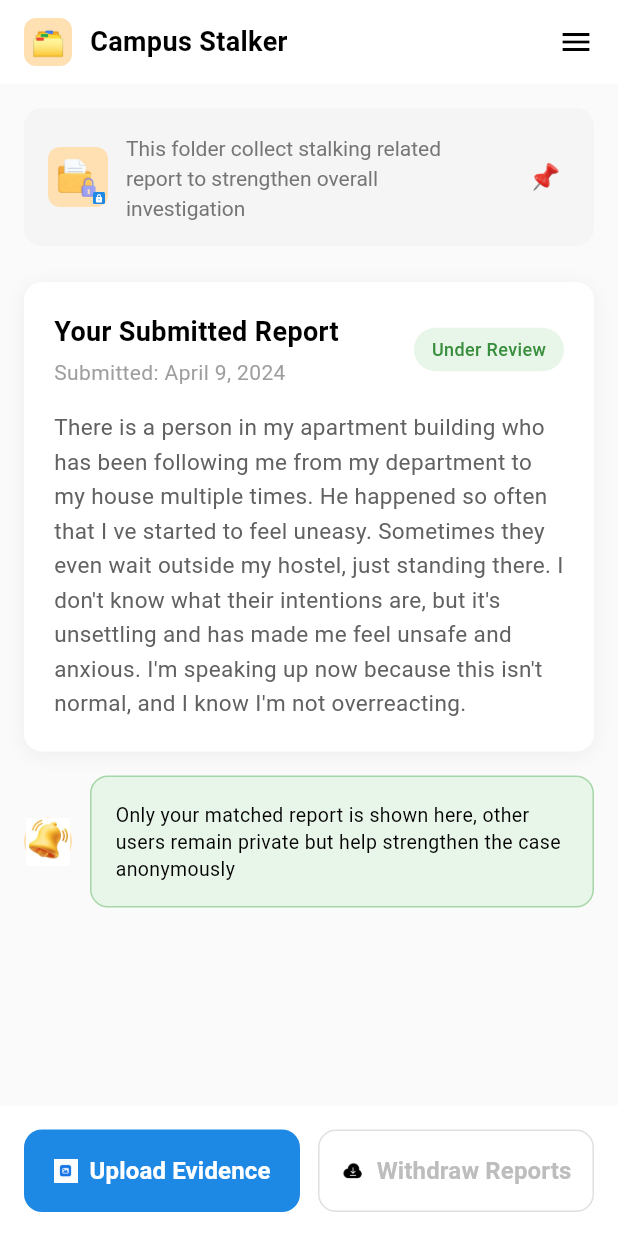
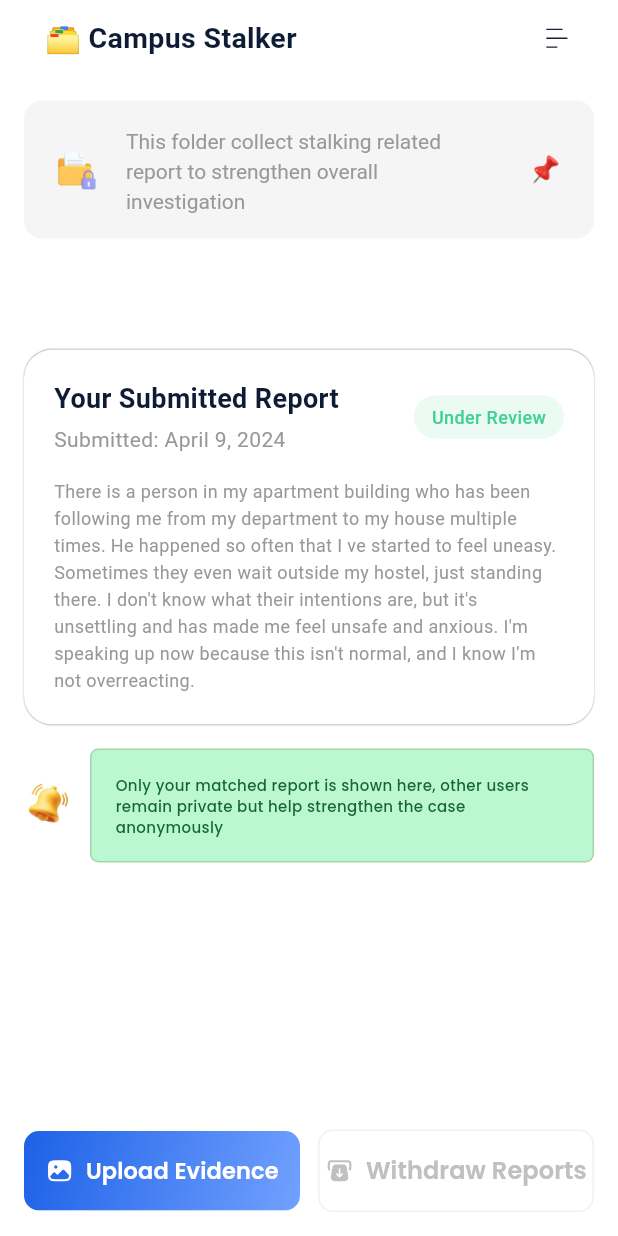
Before and after one commit to Nifemie/campus_stalker, a Flutter app: the screen it shows after launch, on a phone screen of 412 x 824 dp. Run offline on Flutter 3.47's test engine with Material 3 defaults, Android fonts, the light colour scheme and no system bars; our stand-ins replace flutter_svg, google_fonts; Roboto replaces fonts that are missing (RedHatDisplay, Roboto Flex, SF Pro Display).

Commit message:
second commit

```diff
--- a/lib/MyHomePage.dart
+++ b/lib/MyHomePage.dart
@@ -1,61 +1,47 @@
 import 'package:flutter/material.dart';
-import 'package:flutter/services.dart';
 import 'drawer_widget.dart'; // Import the new drawer widget
+import 'package:google_fonts/google_fonts.dart';
+import 'package:flutter_svg/flutter_svg.dart';
 
 class MyHomePage extends StatelessWidget {
   @override
   Widget build(BuildContext context) {
-    return AnnotatedRegion<SystemUiOverlayStyle>(
-      value: SystemUiOverlayStyle.dark,
-      child: Scaffold(
-        backgroundColor: Colors.grey[50],
-        // Use the new DrawerWidget
+    return Scaffold(
+      backgroundColor: Color(0xFFFFFF),
+
       drawer: SidebarScreen(),
       body: SafeArea(
         child: Column(
           children: [
             // Custom App Bar
             Container(
-                padding: EdgeInsets.symmetric(horizontal: 16, vertical: 12),
+              padding: EdgeInsets.symmetric(horizontal: 30, vertical: 12),
               color: Colors.white,
               child: Row(
+                mainAxisAlignment: MainAxisAlignment.spaceBetween,
                 children: [
-                    Container(
-                      width: 32,
-                      height: 32,
-                      decoration: BoxDecoration(
-                        color: Colors.orange[100],
-                        borderRadius: BorderRadius.circular(8),
-                      ),
-                      child: Center(
-                        child: Text(
-                          '🗂️',
+                  // Campus Stalker Title (not inside a small container)
+                  Text(
+                    '🗂️ Campus Stalker',
                     style: TextStyle(
-                            fontSize: 18,
+                      fontSize: 19,
+                      fontFamily: 'RedHatDisplay',
+                      fontWeight: FontWeight.w600,
+                      color: Color(0xFF0D1B34),
                     ),
                   ),
-                      ),
-                    ),
-                    SizedBox(width: 12),
-                    Text(
-                      'Campus Stalker',
-                      style: TextStyle(
-                        fontSize: 18,
-                        fontWeight: FontWeight.w600,
-                        color: Colors.black,
-                      ),
-                    ),
-                    Spacer(),
-                    // Make menu icon clickable to open drawer
+                  // Menu icon (Builder for Scaffold.of(context).openDrawer())
                   Builder(
                     builder: (context) => GestureDetector(
                       onTap: () {
                         Scaffold.of(context).openDrawer();
                       },
-                        child: Icon(
-                          Icons.menu,
-                          color: Colors.black,
-                          size: 24,
+                      child: SvgPicture.asset(
+                        'assets/SvgPicture/menu.svg', // Your specified path
+                        width: 21,
+                        height: 21,
+                        color: Color(0xFF1C1D36), // Use ColorFilter instead of color
+
                       ),
                     ),
                   ),
@@ -85,7 +71,6 @@ class MyHomePage extends StatelessWidget {
                             width: 40,
                             height: 40,
                             decoration: BoxDecoration(
-                                color: Colors.orange[100],
                               borderRadius: BorderRadius.circular(8),
                             ),
                             child: Stack(
@@ -103,13 +88,7 @@ class MyHomePage extends StatelessWidget {
                                     width: 8,
                                     height: 8,
                                     decoration: BoxDecoration(
-                                        color: Colors.blue[600],
                                       borderRadius: BorderRadius.circular(1),
-                                      ),
-                                      child: Icon(
-                                        Icons.lock,
-                                        color: Colors.white,
-                                        size: 6,
                                     ),
                                   ),
                                 ),
@@ -122,7 +101,7 @@ class MyHomePage extends StatelessWidget {
                               text: TextSpan(
                                 style: TextStyle(
                                   fontSize: 14,
-                                    color: Colors.grey[600],
+                                  color: Color(0xFF98989A),
                                   height: 1.4,
                                 ),
                                 children: [
@@ -143,7 +122,7 @@ class MyHomePage extends StatelessWidget {
                       ),
                     ),
 
-                      SizedBox(height: 24),
+                    SizedBox(height: 74),
 
                     // Report Section
                     Container(
@@ -151,12 +130,12 @@ class MyHomePage extends StatelessWidget {
                       padding: EdgeInsets.all(20),
                       decoration: BoxDecoration(
                         color: Colors.white,
-                          borderRadius: BorderRadius.circular(12),
+                        borderRadius: BorderRadius.circular(19),
                         boxShadow: [
                           BoxShadow(
-                              color: Colors.black.withOpacity(0.05),
-                              blurRadius: 10,
-                              offset: Offset(0, 2),
+                            color: Color(0xFF98989A),
+                            blurRadius: 0.1,
+
                           ),
                         ],
                       ),
@@ -175,7 +154,7 @@ class MyHomePage extends StatelessWidget {
                                     style: TextStyle(
                                       fontSize: 18,
                                       fontWeight: FontWeight.w600,
-                                        color: Colors.black,
+                                      color: Color(0xFF0D1B34),
                                     ),
                                   ),
                                   SizedBox(height: 4),
@@ -183,7 +162,7 @@ class MyHomePage extends StatelessWidget {
                                     'Submitted: April 9, 2024',
                                     style: TextStyle(
                                       fontSize: 14,
-                                        color: Colors.grey[500],
+                                      color: Color(0xFF98989A),
                                     ),
                                   ),
                                 ],
@@ -194,7 +173,7 @@ class MyHomePage extends StatelessWidget {
                                   vertical: 6,
                                 ),
                                 decoration: BoxDecoration(
-                                    color: Colors.green[50],
+                                  color: Color(0xFF41D195).withOpacity(0.1),
                                   borderRadius: BorderRadius.circular(20),
                                 ),
                                 child: Text(
@@ -202,7 +181,7 @@ class MyHomePage extends StatelessWidget {
                                   style: TextStyle(
                                     fontSize: 12,
                                     fontWeight: FontWeight.w500,
-                                      color: Colors.green[700],
+                                    color: Color(0xFF41D195),
                                   ),
                                 ),
                               ),
@@ -215,8 +194,9 @@ class MyHomePage extends StatelessWidget {
                           Text(
                             'There is a person in my apartment building who has been following me from my department to my house multiple times. He happened so often that I ve started to feel uneasy. Sometimes they even wait outside my hostel, just standing there. I don\'t know what their intentions are, but it\'s unsettling and has made me feel unsafe and anxious. I\'m speaking up now because this isn\'t normal, and I know I\'m not overreacting.',
                             style: TextStyle(
-                                fontSize: 15,
-                                color: Colors.grey[700],
+                              fontFamily: "Roboto Flex",
+                              fontSize: 12,
+                              color: Color(0xFF98989A),
                               height: 1.5,
                             ),
                           ),
@@ -235,7 +215,6 @@ class MyHomePage extends StatelessWidget {
                           width: 32,
                           height: 32,
                           decoration: BoxDecoration(
-                              color: Colors.orange[100],
                             borderRadius: BorderRadius.circular(16),
                           ),
                           child: Image.asset(
@@ -252,8 +231,8 @@ class MyHomePage extends StatelessWidget {
                           child: Container(
                             padding: EdgeInsets.all(16),
                             decoration: BoxDecoration(
-                                color: Colors.green[50],
-                                borderRadius: BorderRadius.circular(12),
+                              color: Color(0xFFBBF7D0).withOpacity(1),
+                              borderRadius: BorderRadius.circular(5.53),
                               border: Border.all(
                                 color: Colors.green[200]!,
                                 width: 1,
@@ -261,9 +240,10 @@ class MyHomePage extends StatelessWidget {
                             ),
                             child: Text(
                               'Only your matched report is shown here, other users remain private but help strengthen the case anonymously',
-                                style: TextStyle(
-                                  fontSize: 13,
-                                  color: Colors.black,
+                              style: GoogleFonts.poppins(
+                                fontSize: 10,
+                                fontWeight: FontWeight.w500,
+                                color: Color(0xFF166534),
                                 height: 1.4,
                               ),
                             ),
@@ -290,63 +270,104 @@ class MyHomePage extends StatelessWidget {
                         // Upload evidence action
                       },
                       style: ElevatedButton.styleFrom(
-                          backgroundColor: Colors.blue[600],
-                          foregroundColor: Colors.white,
+                        backgroundColor: Colors.transparent, // Important: Make it transparent
+                        padding: EdgeInsets.zero,
+                        elevation: 0,
+                        // Shape for the border-radius and the border
+                        shape: RoundedRectangleBorder(
+                          borderRadius: BorderRadius.circular(10.023), // Apply the border-radius
+                          side: BorderSide(
+                            color: Color(0xFFEDF1F3), // Apply the border color
+                            width: 1.037, // Apply the border width
+                          ),
+                        ),
+                      ).copyWith(
+                        overlayColor: MaterialStateProperty.all(Colors.transparent),
+                      ),
+                      child: Ink(
+                        decoration: BoxDecoration(
+                          gradient: const LinearGradient(
+                            begin: Alignment.topLeft,
+                            end: Alignment.bottomRight,
+                            colors: [
+                              Color(0xFF1D61E7),
+                              Color(0xFF72A1FF),
+                            ],
+                          ),
+                          borderRadius: BorderRadius.circular(10.023),
+                        ),
+                        child: Container(
                           padding: EdgeInsets.symmetric(vertical: 16),
-                          shape: RoundedRectangleBorder(
-                            borderRadius: BorderRadius.circular(12),
-                          ),
-                          elevation: 0,
-                        ),
                           child: Row(
                             mainAxisAlignment: MainAxisAlignment.center,
                             children: [
-                            Image.asset(
-                              'assets/images/upload.jpg',
-                              width: 16,
-                              height: 16,
+                              // Add your SvgPicture.asset here
+                              SvgPicture.asset(
+                                'assets/SvgPicture/upload.svg', // Your specified path
+                                width: 19, // Adjust width as needed for your icon
+                                height: 19, // Adjust height as needed for your icon
+                                // Assuming your SVG has 'fill="white"' internally,
+                                // if not, you might need colorFilter.
+                                // For example, if you want it white regardless of SVG's fill:
+                                // colorFilter: ColorFilter.mode(Colors.white, BlendMode.srcIn),
                               ),
-                            SizedBox(width: 8),
+                              SizedBox(width: 8), // Space between the icon and the text
                               Text(
                                 'Upload Evidence',
-                              style: TextStyle(
-                                fontSize: 16,
+                                style: GoogleFonts.poppins(
+                                  fontSize: 15,
                                   fontWeight: FontWeight.w600,
+                                  color: const Color(0xFFFFFFFF), // Text color is white
                                 ),
                               ),
                             ],
                           ),
                         ),
                       ),
+                    ),
+                  ),
                   SizedBox(width: 12),
                   Expanded(
                     child: OutlinedButton(
-                        onPressed: null, // Disabled
+                      onPressed: null, // Still disabled as per your original code
                       style: OutlinedButton.styleFrom(
-                          padding: EdgeInsets.symmetric(vertical: 16),
+                        backgroundColor: const Color(0xFFFFFFFF), // Set background to white (#FFF)
+                        padding: EdgeInsets.zero, // Keep padding.zero for custom padding inside
+                        // Move the side parameter outside of shape
+                        side: const BorderSide(
+                          color: Color(0xFFEDF1F3), // Specific border color
+                          width: 1.037,             // Specific border width
+                        ),
+                        // Apply the exact border-radius
                         shape: RoundedRectangleBorder(
-                            borderRadius: BorderRadius.circular(12),
+                          borderRadius: BorderRadius.circular(10.023), // Specific border-radius
                         ),
-                          side: BorderSide(color: Colors.grey[300]!),
                       ),
+                      child: Container( // Wrap the Row in a Container to apply padding
+                        padding: const EdgeInsets.symmetric(vertical: 16), // Apply padding here
                         child: Row(
                           mainAxisAlignment: MainAxisAlignment.center,
                           children: [
-                            Image.asset(
-                              'assets/images/load.jpg',
-                              width: 16,
-                              height: 16,
+                            SvgPicture.asset(
+                              'assets/SvgPicture/download.svg', // Your specified path
+                              width: 19,
+                              height: 19,
+                              colorFilter: const ColorFilter.mode(
+                                Color(0xFFC0C0C0), // Use ColorFilter instead of color
+                                BlendMode.srcIn,
                               ),
-                            SizedBox(width: 8),
+                            ),
+                            const SizedBox(width: 8),
                             Text(
                               'Withdraw Reports',
-                              style: TextStyle(
+                              style: GoogleFonts.poppins(
                                 fontSize: 16,
                                 fontWeight: FontWeight.w600,
-                                color: Colors.grey[400],
+                                color: const Color(0xFFC0C0C0),
                               ),
                             ),
                           ],
+                        ),
                       ),
                     ),
                   ),
@@ -356,7 +377,6 @@ class MyHomePage extends StatelessWidget {
           ],
         ),
       ),
-      ),
     );
   }
 }
--- a/pubspec.yaml
+++ b/pubspec.yaml
@@ -46,6 +46,8 @@ dev_dependencies:
   # package. See that file for information about deactivating specific lint
   # rules and activating additional ones.
   flutter_lints: ^5.0.0
+  google_fonts: ^6.2.1
+  flutter_svg: ^2.0.11
 
 # For information on the generic Dart part of this file, see the
 # following page: https://dart.dev/tools/pub/pubspec
```
Also changed, not shown: assets/SvgPicture/download.svg (added), assets/SvgPicture/menu.svg (added), assets/SvgPicture/upload.svg (added), pubspec.lock, 3 other files. Lines whose indentation alone changed are shown as unchanged.
